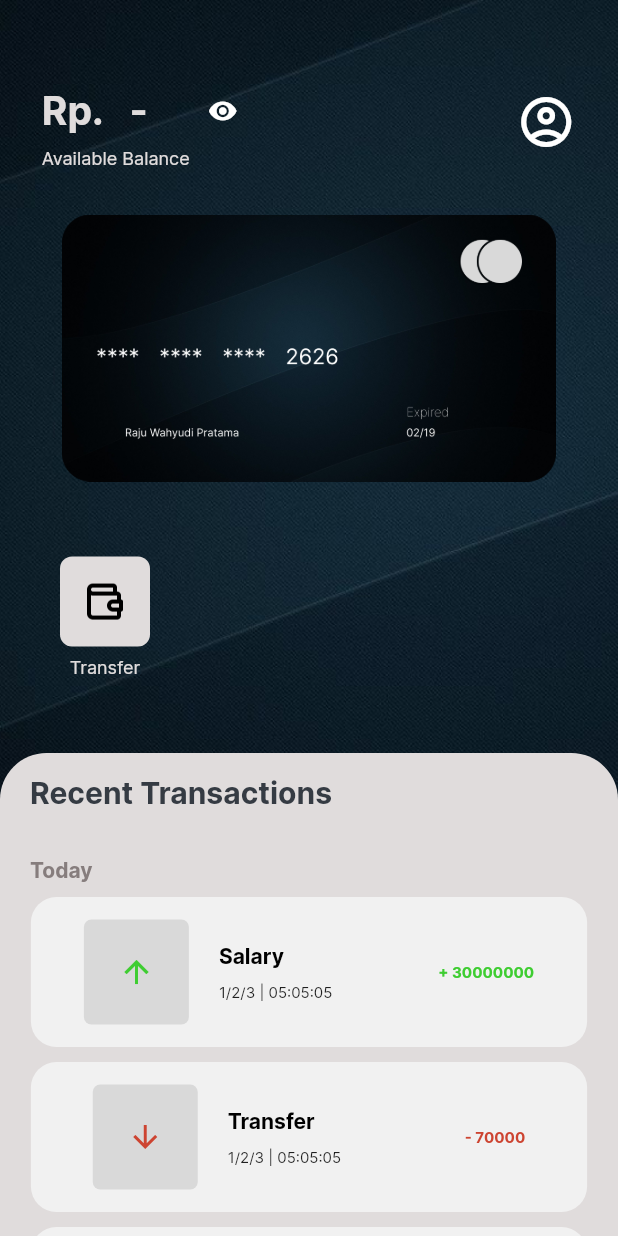
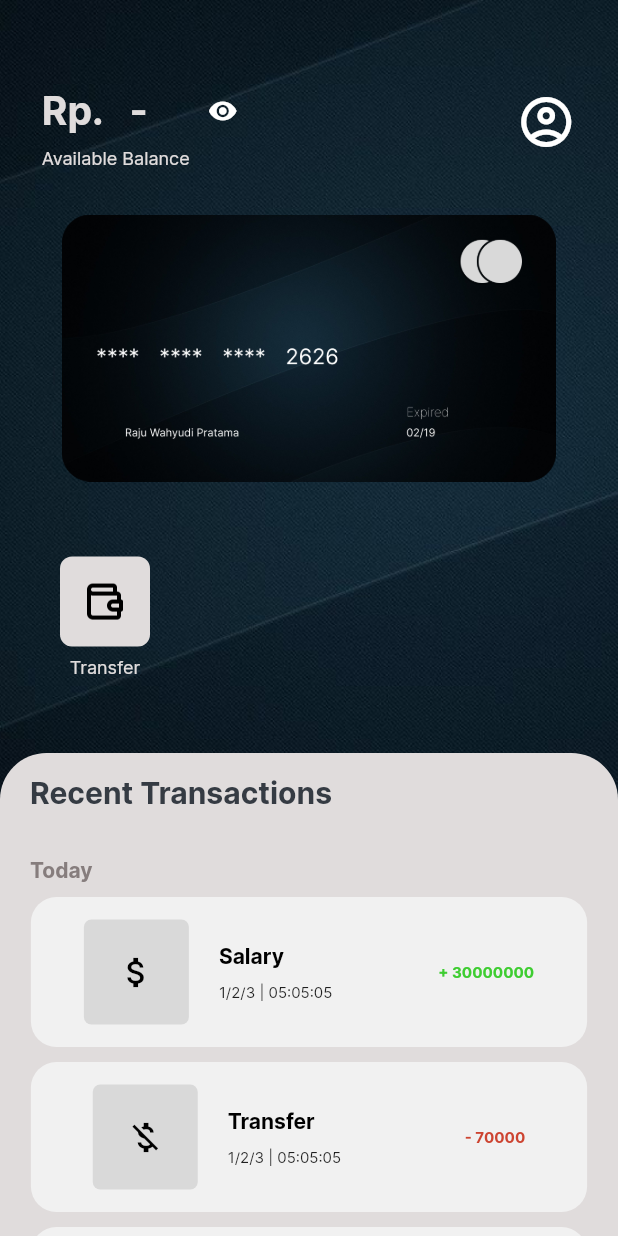
Before and after one commit to rajuwahyudii/mainmenu_mobile_banking-Flutter, a Flutter app: the screen it shows after launch, on a phone screen of 412 x 824 dp. Run offline on Flutter 3.47's test engine with Material 2 defaults, Android fonts, the phone set to English and light mode, and no system bars.

Commit message:
add icon for history widget

```diff
--- a/lib/widgets/history.dart
+++ b/lib/widgets/history.dart
@@ -2,6 +2,7 @@ import "package:flutter/material.dart";
 import 'package:mobile_banking_menu/theme/color.dart';
 import 'package:mobile_banking_menu/theme/font.dart';
 
+// ignore: must_be_immutable
 class HistoryWidget extends StatelessWidget {
   //parameters
   String date;
@@ -50,8 +51,9 @@ class HistoryWidget extends StatelessWidget {
                       color: greyButtonColor,
                     ),
                     child: Icon(
-                      isCahsin ? Icons.arrow_upward : Icons.arrow_downward,
-                      color: isCahsin ? cashInTextColor : cashOutTextColor,
+                      isCahsin ? Icons.attach_money : Icons.money_off,
+                      size: 26,
+                      color: blackTextColor,
                     ),
                   ),
                 ),
```
